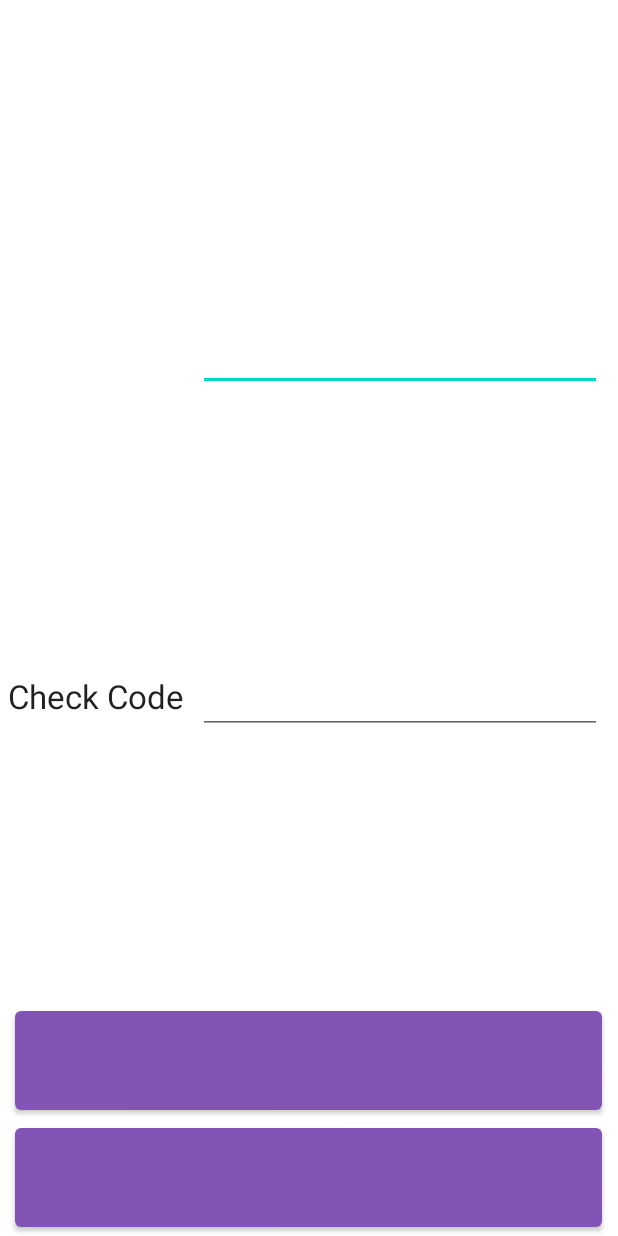
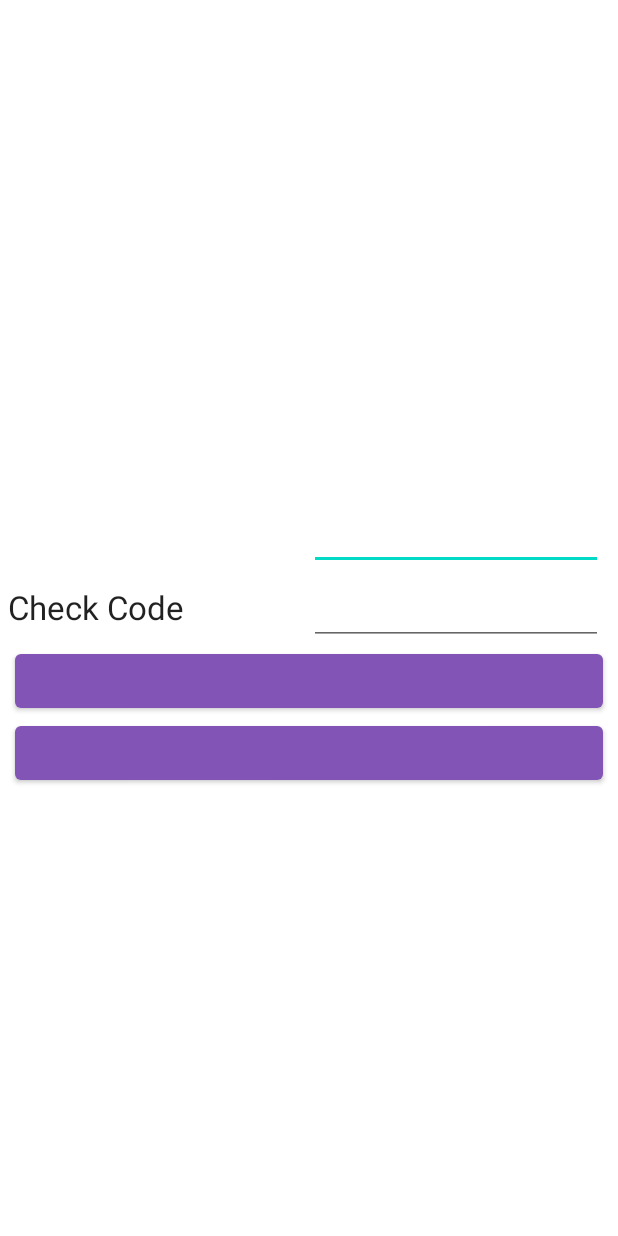
Before and after one commit to Captain-ALM/alm-mesh-net-android, an Android app: the EditorActivity screen opened directly, with no data from a screen before it, on a phone screen of 412 x 824 dp. Run offline under Robolectric (Android 15) with nearby library versions, the phone set to English and light mode, and no system bars.

Commit message:
UI code complete.

```diff
--- a/app/src/main/java/com/captainalm/mesh/EditorActivity.java
+++ b/app/src/main/java/com/captainalm/mesh/EditorActivity.java
@@ -142,7 +142,7 @@ public class EditorActivity extends AppCompatActivity {
                     switchToMain();
                 });
                 closeButton.setText(R.string.allow);
-                removeButton.setOnClickListener(v -> {
+                closeButton.setOnClickListener(v -> {
                     db.getAllowedNodeDAO().addAllowedNode(new AllowedNode(obj.getID()));
                     db.getPeerRequestDAO().removePeerRequest((PeerRequest) obj);
                     switchToMain();
--- a/app/src/main/java/com/captainalm/mesh/ui/list/ListFragment.java
+++ b/app/src/main/java/com/captainalm/mesh/ui/list/ListFragment.java
@@ -49,6 +49,7 @@ public abstract class ListFragment extends Fragment implements IRefreshable {
         binding = FragmentBaseListingBinding.inflate(inflater, container, false);
         binding.recyclerViewBase.setAdapter(adapter);
         binding.recyclerViewBase.setLayoutManager(new LinearLayoutManager(this.container));
+        binding.recyclerViewBase.setHasFixedSize(true);
         refresh(getRelatedFragment());
         return binding.getRoot();
     }
--- a/app/src/main/res/layout/activity_editor.xml
+++ b/app/src/main/res/layout/activity_editor.xml
@@ -16,107 +16,107 @@
         app:layout_constraintStart_toStartOf="parent"
         app:layout_constraintTop_toTopOf="parent" />
 
-    <TableLayout
+    <LinearLayout
         android:layout_width="match_parent"
-        android:layout_height="match_parent"
+        android:layout_height="wrap_content"
         android:layout_marginTop="32dp"
-        android:stretchColumns="1,2"
+        android:orientation="vertical"
         app:layout_constraintBottom_toBottomOf="parent"
         app:layout_constraintEnd_toEndOf="parent"
         app:layout_constraintStart_toStartOf="parent"
         app:layout_constraintTop_toTopOf="parent">
 
-        <TableRow
+        <LinearLayout
             android:layout_width="match_parent"
-            android:layout_height="match_parent"
-            android:layout_weight="0.3" />
-
-        <TableRow
-            android:layout_width="match_parent"
-            android:layout_height="match_parent"
-            android:layout_weight="0.3">
+            android:layout_height="wrap_content"
+            android:layout_gravity="fill_horizontal">
 
             <TextView
                 android:id="@+id/textViewID"
-                android:layout_width="wrap_content"
+                android:layout_width="0dp"
                 android:layout_height="wrap_content"
+                android:layout_gravity="center_vertical"
+                android:layout_marginEnd="5dp"
                 android:layout_marginStart="5dp"
+                android:layout_weight="0.5"
                 android:textAppearance="@style/TextAppearance.AppCompat.Large" />
-
-            <Space
-                android:layout_width="wrap_content"
-                android:layout_height="wrap_content" />
 
             <EditText
                 android:id="@+id/editTextID"
-                android:layout_width="fill_parent"
+                android:layout_width="0dp"
                 android:layout_height="wrap_content"
+                android:layout_gravity="center_vertical"
                 android:layout_marginEnd="10dp"
+                android:layout_weight="0.5"
                 android:ems="10"
                 android:inputType="text"
                 android:lines="1"
                 android:maxLines="1"
                 android:textAppearance="@style/TextAppearance.AppCompat.Large" />
-        </TableRow>
+        </LinearLayout>
 
-        <TableRow
+        <LinearLayout
             android:layout_width="match_parent"
-            android:layout_height="match_parent"
-            android:layout_weight="0.3">
+            android:layout_height="wrap_content"
+            android:layout_gravity="fill_horizontal">
 
             <TextView
                 android:id="@+id/textViewData"
-                android:layout_width="wrap_content"
+                android:layout_width="0dp"
                 android:layout_height="wrap_content"
+                android:layout_gravity="center_vertical"
+                android:layout_marginEnd="5dp"
                 android:layout_marginStart="5dp"
                 android:text="@string/check_code"
+                android:layout_weight="0.5"
                 android:textAppearance="@style/TextAppearance.AppCompat.Large" />
 
-            <Space
-                android:layout_width="wrap_content"
-                android:layout_height="wrap_content" />
 
             <EditText
                 android:id="@+id/editTextData"
-                android:layout_width="fill_parent"
+                android:layout_width="0dp"
                 android:layout_height="wrap_content"
+                android:layout_gravity="center_vertical"
                 android:layout_marginEnd="10dp"
                 android:ems="10"
                 android:inputType="none"
                 android:focusable="false"
                 android:lines="1"
                 android:maxLines="1"
+                android:layout_weight="0.5"
                 android:textAppearance="@style/TextAppearance.AppCompat.Large"
                 android:textIsSelectable="true" />
-        </TableRow>
+        </LinearLayout>
 
-        <TableRow
+        <LinearLayout
             android:layout_width="match_parent"
-            android:layout_height="match_parent"
-            android:layout_weight="0.05">
+            android:layout_height="wrap_content"
+            android:layout_gravity="fill_horizontal">
 
             <Button
                 android:id="@+id/buttonActionRemove"
-                android:layout_width="wrap_content"
-                android:layout_height="match_parent"
+                android:layout_width="0dp"
+                android:layout_height="wrap_content"
+                android:layout_gravity="center_vertical"
                 android:layout_marginStart="10dp"
-                android:layout_marginEnd="10dp"
-                android:layout_span="3" />
-        </TableRow>
+                android:layout_weight="1"
+                android:layout_marginEnd="10dp" />
+        </LinearLayout>
 
-        <TableRow
+        <LinearLayout
             android:layout_width="match_parent"
-            android:layout_height="match_parent"
-            android:layout_weight="0.05">
+            android:layout_height="wrap_content"
+            android:layout_gravity="fill_horizontal">
 
             <Button
                 android:id="@+id/buttonActionClose"
-                android:layout_width="wrap_content"
-                android:layout_height="match_parent"
+                android:layout_width="0dp"
+                android:layout_height="wrap_content"
+                android:layout_gravity="center_vertical"
                 android:layout_marginStart="10dp"
-                android:layout_marginEnd="10dp"
-                android:layout_span="3" />
-        </TableRow>
-    </TableLayout>
+                android:layout_weight="1"
+                android:layout_marginEnd="10dp" />
+        </LinearLayout>
+    </LinearLayout>
 
 </androidx.constraintlayout.widget.ConstraintLayout>
--- a/app/src/main/res/values/strings.xml
+++ b/app/src/main/res/values/strings.xml
@@ -4,7 +4,7 @@
     <string name="navigation_drawer_open">Open navigation drawer</string>
     <string name="navigation_drawer_close">Close navigation drawer</string>
     <string name="nav_header_title">Meshnet Android</string>
-    <string name="nav_header_subtitle">captainalm@captainalm.com \n Alfred.Manville@city.ac.uk</string>
+    <string name="nav_header_subtitle">Alfred.Manville@city.ac.uk</string>
     <string name="nav_header_desc">Navigation header</string>
     <string name="action_settings">Settings</string>
     <string name="about_info">Mesh Net (Lib) © Alfred Manville BSD-3-Clause License</string>
```
Also changed, not shown: app/src/main/java/com/captainalm/mesh/TheApplication.java (+30 -2 lines), app/src/main/res/layout/fragment_base_listing.xml (+6 -6 lines), app/src/main/res/layout/list_row.xml (+6 -5 lines).
